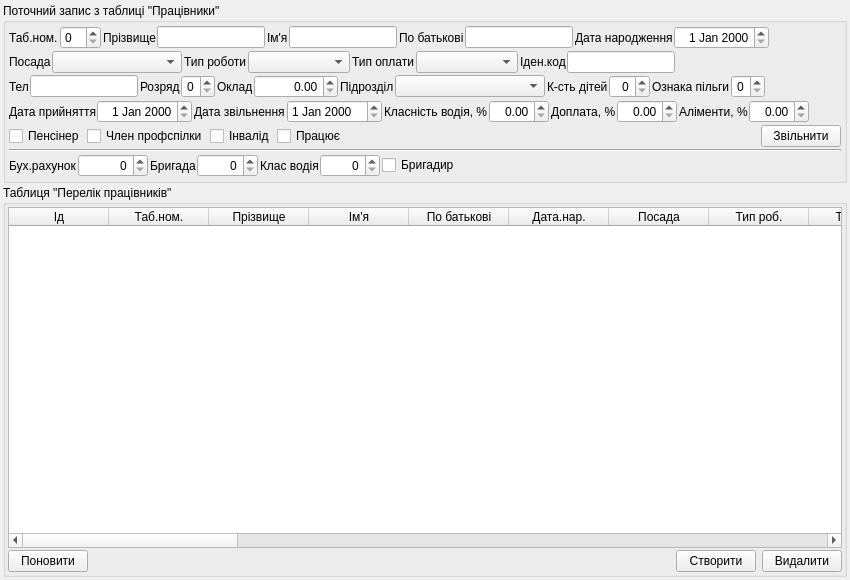
Above: src/guiautopark/UForm_AParkPracivnyky.ui from utech/autoparkmeneger before the change. Below: the same form after it.
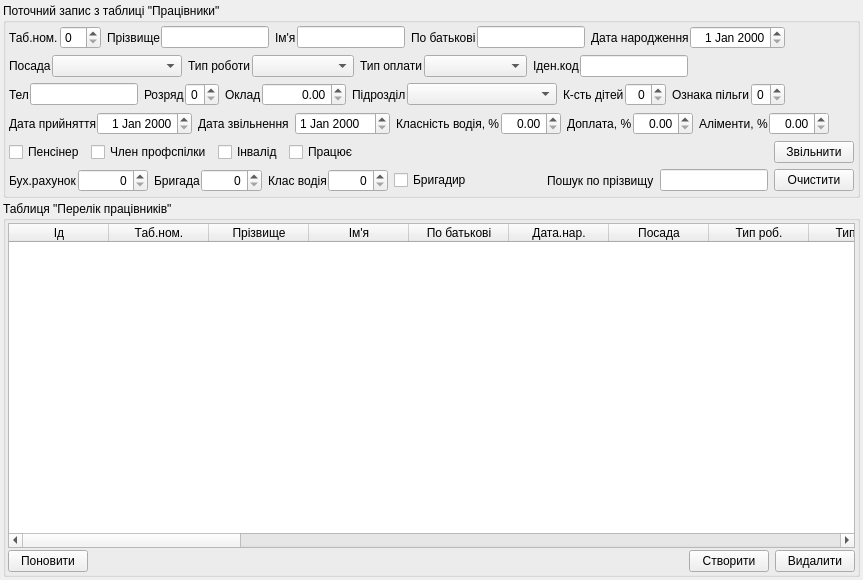
That is the form after the change. Icons and pictures are not drawn.

Commit message: added search po prizvyshchu pracivnyka

```diff
--- a/src/guiautopark/UForm_AParkPracivnyky.ui
+++ b/src/guiautopark/UForm_AParkPracivnyky.ui
@@ -6,7 +6,7 @@
    <rect>
     <x>0</x>
     <y>0</y>
-    <width>850</width>
+    <width>863</width>
     <height>580</height>
    </rect>
   </property>
@@ -25,15 +25,13 @@
   <property name="accessibleName">
    <string/>
   </property>
-  <layout class="QVBoxLayout" name="verticalLayout_4">
-   <property name="spacing">
-    <number>2</number>
-   </property>
-   <property name="margin">
-    <number>3</number>
-   </property>
-   <item>
     <layout class="QVBoxLayout" name="verticalLayout_3">
+   <property name="spacing">
+    <number>3</number>
+   </property>
+   <property name="margin">
+    <number>3</number>
+   </property>
      <item>
       <widget class="QGroupBox" name="groupBox_curRecord">
        <property name="sizePolicy">
@@ -46,9 +44,6 @@
         <string>Поточний запис з таблиці &quot;Працівники&quot;</string>
        </property>
        <layout class="QVBoxLayout" name="verticalLayout_2">
-        <property name="spacing">
-         <number>2</number>
-        </property>
         <property name="margin">
          <number>3</number>
         </property>
@@ -707,14 +702,7 @@
          </layout>
         </item>
         <item>
-         <widget class="Line" name="line">
-          <property name="orientation">
-           <enum>Qt::Horizontal</enum>
-          </property>
-         </widget>
-        </item>
-        <item>
-         <layout class="QHBoxLayout" name="horizontalLayout_28">
+       <layout class="QHBoxLayout" name="horizontalLayout_31">
           <item>
            <layout class="QHBoxLayout" name="horizontalLayout_19">
             <property name="spacing">
@@ -825,6 +813,46 @@
             </property>
            </spacer>
           </item>
+        <item>
+         <layout class="QHBoxLayout" name="horizontalLayout_28">
+          <item>
+           <widget class="QLabel" name="label_8">
+            <property name="text">
+             <string>Пошук по прізвищу</string>
+            </property>
+           </widget>
+          </item>
+          <item>
+           <widget class="QLineEdit" name="lineEdit_search"/>
+          </item>
+          <item>
+           <widget class="QPushButton" name="pushButton_clearFiltr">
+            <property name="toolTip">
+             <string>Очищення фільтру</string>
+            </property>
+            <property name="statusTip">
+             <string>Очищення фільтру</string>
+            </property>
+            <property name="whatsThis">
+             <string/>
+            </property>
+            <property name="text">
+             <string>Очистити</string>
+            </property>
+            <property name="icon">
+             <iconset resource="../../../../abonpro/AbonPro/src/images/UAbonProImg.qrc">
+              <normaloff>:/abonProIcons/abonProIcons/edit-delete-2.png</normaloff>:/abonProIcons/abonProIcons/edit-delete-2.png</iconset>
+            </property>
+            <property name="iconSize">
+             <size>
+              <width>12</width>
+              <height>12</height>
+             </size>
+            </property>
+           </widget>
+          </item>
+         </layout>
+        </item>
          </layout>
         </item>
        </layout>
@@ -1071,8 +1099,6 @@
       </widget>
      </item>
     </layout>
-   </item>
-  </layout>
  </widget>
  <tabstops>
   <tabstop>tableWidget_PerelikPracivnykiv</tabstop>
```
Left out of the diff: 1 changed line with no effect on the pictures. Lines whose indentation alone changed are shown as unchanged. The commit also changes 6 other files.
